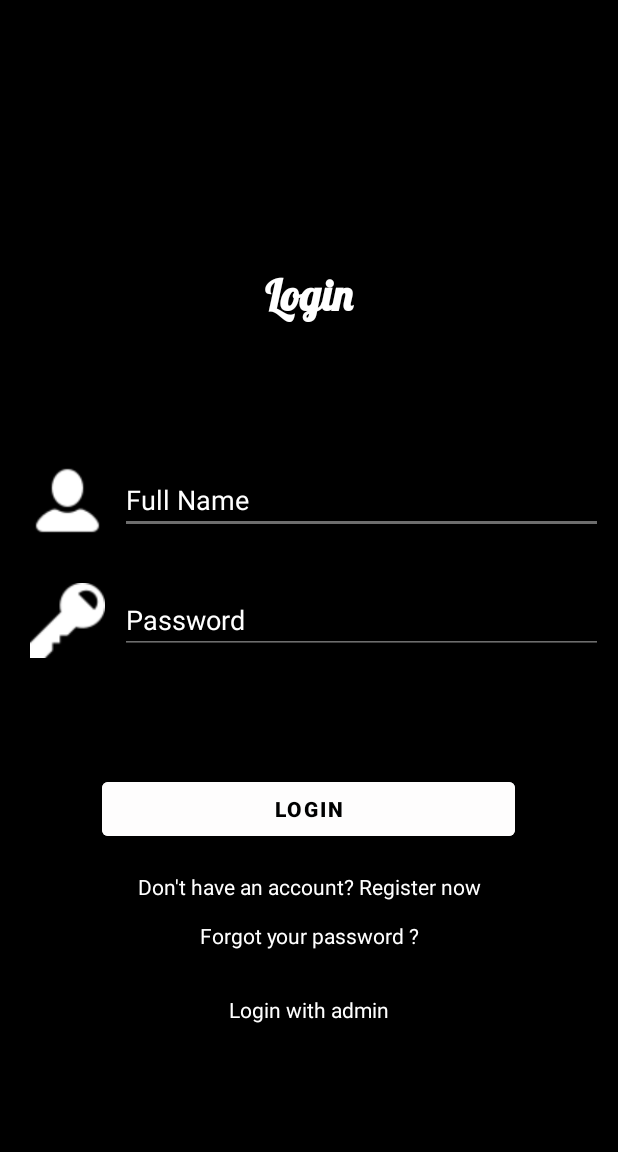
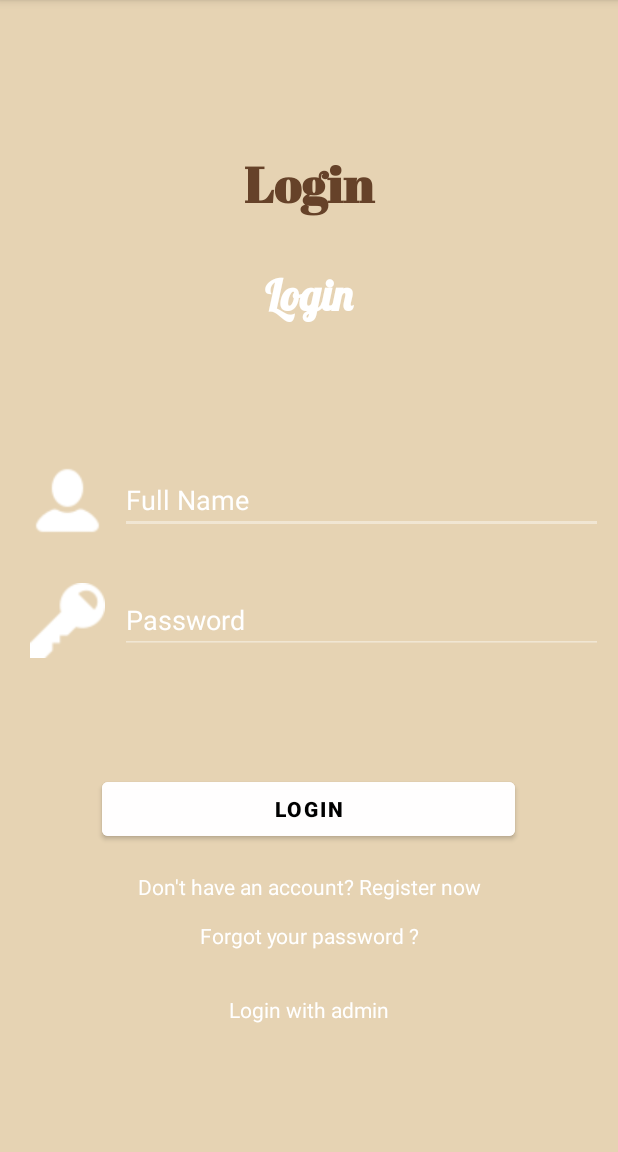
Before and after one commit to WhiteCornFour/LapTrinhDiDong_FinalProject, an Android app: the screen it shows after launch (Activity_Login_Customer), on a phone screen of 412 x 824 dp, the part 84-1236 px from its top. Run offline under Robolectric (Android 15) with nearby library versions, the phone set to English and light mode, and no system bars.

Commit message:
colorandfilepush

```diff
--- a/app/src/main/res/layout/activity_login_customer.xml
+++ b/app/src/main/res/layout/activity_login_customer.xml
@@ -5,7 +5,7 @@
     android:layout_width="match_parent"
     android:layout_height="match_parent"
     android:orientation="vertical"
-    android:background="@color/black"
+    android:background="@color/light_beige"
     tools:context=".View.Activity_Login_Customer">
 
     <TextView
@@ -16,8 +16,8 @@
         android:layout_marginBottom="15pt"
         android:fontFamily="@font/abril_fatface"
         android:gravity="center"
-        android:text=""
-        android:textColor="#E6D3B3"
+        android:text="Login"
+        android:textColor="@color/dark_brown"
         android:textSize="15pt"
         android:textStyle="bold" />
 
```
